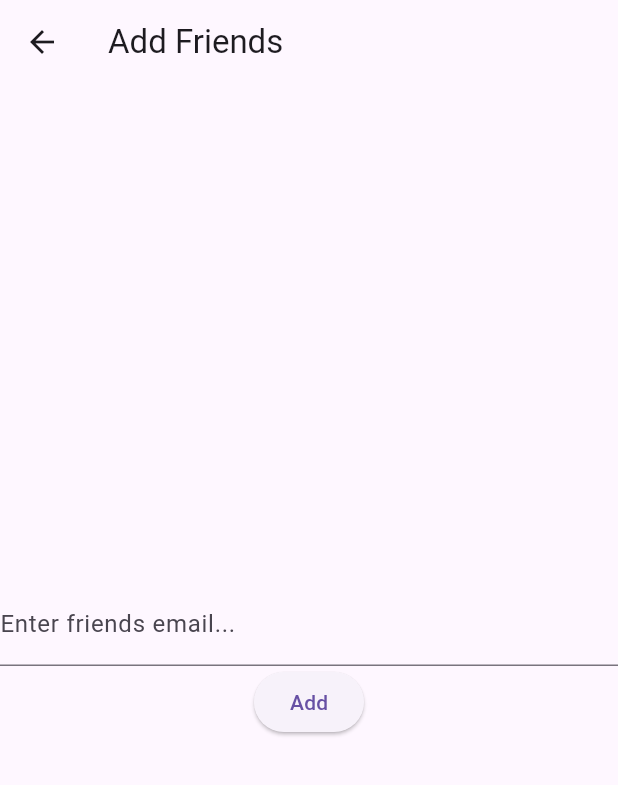
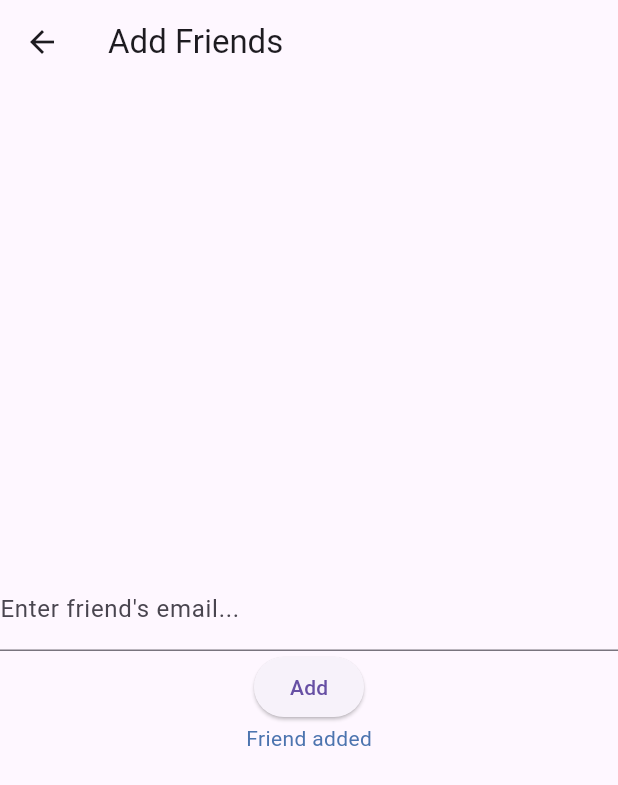
Before and after one commit to BenSwift1/GymApplication, a Flutter app: the AddFriendsPage screen opened directly, after a tap on "Add", on a phone screen of 412 x 824 dp. Shown: the top 785 px of the screen. Run offline on Flutter 3.47's test engine with Material 3 defaults, Android fonts, the phone set to English and light mode, and no system bars; our stand-ins replace cloud_firestore, firebase_auth, firebase_core, firebase_dynamic_links; accounts and stored records are empty.

Commit message:
Can now check if friends exist and add new friends by creating a new fb collection

```diff
--- a/gym_app/lib/main.dart
+++ b/gym_app/lib/main.dart
@@ -4,6 +4,7 @@ import 'package:gym_app/social.dart';
 import 'package:gym_app/workouts.dart';
 import 'package:gym_app/login.dart';
 import 'package:gym_app/progress.dart';
+import 'package:gym_app/social_main.dart';
 import 'package:firebase_core/firebase_core.dart';
 import 'package:cloud_firestore/cloud_firestore.dart';
 import 'dart:async';
@@ -181,10 +182,7 @@ class _MyHomePageState extends State<MyHomePage> {
         case 1:
           Navigator.push(
             context,
-            MaterialPageRoute(
-                builder: (context) => socialPage(
-                      workoutDetails: [],
-                    )),
+            MaterialPageRoute(builder: (context) => socialPageMain()),
           );
           break;
         case 2:
--- a/gym_app/lib/social_main.dart
+++ b/gym_app/lib/social_main.dart
@@ -1,11 +1,24 @@
 import 'package:flutter/material.dart';
-import 'package:gym_app/main.dart';
 import 'package:firebase_auth/firebase_auth.dart';
-import 'package:firebase_core/firebase_core.dart';
 import 'package:cloud_firestore/cloud_firestore.dart';
 
 void main() {
   runApp(const MyApp());
+}
+
+class MyApp extends StatelessWidget {
+  const MyApp({Key? key}) : super(key: key);
+
+  @override
+  Widget build(BuildContext context) {
+    return MaterialApp(
+      title: 'My App',
+      theme: ThemeData(
+        primarySwatch: Colors.blue,
+      ),
+      home: socialPageMain(),
+    );
+  }
 }
 
 class socialPageMain extends StatefulWidget {
@@ -28,7 +41,6 @@ class _socialPageMainState extends State<socialPageMain> {
       if (user != null) {
         final userId = user.uid;
 
-        // When user clicks share workout that workout is got here
         QuerySnapshot workoutSnapshot = await FirebaseFirestore.instance
             .collection('workouts')
             .doc(userId)
@@ -68,9 +80,8 @@ class _socialPageMainState extends State<socialPageMain> {
           'Social',
           style: TextStyle(color: Colors.white, fontFamily: 'Futura'),
         ),
-        backgroundColor: Colours.headSimple,
+        backgroundColor: Colors.blue,
       ),
-      backgroundColor: Colours.backgroundSimple,
       body: Column(
         children: [
           Padding(
@@ -106,7 +117,7 @@ class _socialPageMainState extends State<socialPageMain> {
                     itemBuilder: (context, index) {
                       final workoutBox = allWorkouts[index];
                       return Card(
-                        color: Colours.mainBoxSimple,
+                        color: Colors.blue,
                         elevation: 8,
                         margin: EdgeInsets.all(16),
                         child: Padding(
@@ -160,8 +171,15 @@ class _socialPageMainState extends State<socialPageMain> {
   }
 }
 
-// Where user adds friends
-class AddFriendsPage extends StatelessWidget {
+class AddFriendsPage extends StatefulWidget {
+  @override
+  _AddFriendsPageState createState() => _AddFriendsPageState();
+}
+
+class _AddFriendsPageState extends State<AddFriendsPage> {
+  TextEditingController _emailController = TextEditingController();
+  bool _emailExists = false;
+
   @override
   Widget build(BuildContext context) {
     return Scaffold(
@@ -173,35 +191,106 @@ class AddFriendsPage extends StatelessWidget {
           mainAxisAlignment: MainAxisAlignment.center,
           children: [
             TextFormField(
+              controller: _emailController,
               decoration:
-                  const InputDecoration(labelText: 'Enter friends email...'),
+                  InputDecoration(labelText: 'Enter friend\'s email...'),
             ),
             ElevatedButton(
-              onPressed: () {},
+              onPressed: () async {
+                String email =
+                    _emailController.text.trim(); // Getting email user entered
+                bool exists =
+                    await checkIfEmailExists(email); // Checking that email
+                addFriend(
+                    email); // If exists adding that email to list of friends
+                setState(() {
+                  _emailExists = exists;
+                });
+              },
               child: Text('Add'),
             ),
+            if (_emailExists)
+              Text(
+                'Friend added',
+                style:
+                    TextStyle(color: const Color.fromARGB(255, 76, 116, 175)),
+              ),
           ],
         ),
       ),
     );
   }
+
+  @override
+  void dispose() {
+    _emailController.dispose();
+    super.dispose();
+  }
 }
 
-// Where user manages friend requests
+Future<bool> checkIfEmailExists(String email) async {
+  try {
+    // Looking for matching email
+    QuerySnapshot querySnapshot = await FirebaseFirestore.instance
+        .collection('users')
+        .where('email', isEqualTo: email)
+        .limit(1) // Stopping once found
+        .get();
+
+    return querySnapshot.docs.isNotEmpty;
+  } catch (e) {
+    // Handle any errors
+    print('Error checking email existence: $e');
+    return false;
+  }
+}
+
+Future<void> addFriend(String email) async {
+  try {
+    // Checking email exists before adding friend
+    bool emailExists = await checkIfEmailExists(email);
+
+    if (emailExists) {
+      final currentUser = FirebaseAuth.instance.currentUser;
+      if (currentUser == null) {
+        print('No user signed in');
+        return;
+      }
+
+      final currentUserDocRef =
+          FirebaseFirestore.instance.collection('users').doc(currentUser.uid);
+
+      // Adding email to list of friends
+      await currentUserDocRef.update({
+        'friends': FieldValue.arrayUnion([email])
+      });
+
+      // Updating database under friends field in user collection
+      final friendDocSnapshot = await FirebaseFirestore.instance
+          .collection('users')
+          .where('email', isEqualTo: email)
+          .get();
+      final friendDocRef = friendDocSnapshot.docs.first.reference;
+      await friendDocRef.update({
+        'friends': FieldValue.arrayUnion([currentUser.email])
+      });
+
+      print('Friend added successfully');
+    } else {
+      print('This user doesnt exist');
+    }
+  } catch (e) {
+    print('Error adding friend: $e');
+  }
+}
+
 class RequestsPage extends StatelessWidget {
   @override
   Widget build(BuildContext context) {
     return Scaffold(
       appBar: AppBar(
-        title: const Text('Friend Requests',
-            style: TextStyle(
-              color: Colors.white,
-              fontSize: 20,
-              fontFamily: 'Futura',
-            )),
-        backgroundColor: Colours.headSimple,
+        title: const Text('Friend Requests'),
       ),
-      backgroundColor: Colours.backgroundSimple,
       body: Center(
         child: Column(
           mainAxisAlignment: MainAxisAlignment.center,
@@ -237,7 +326,7 @@ class RequestsPage extends StatelessWidget {
                 width: MediaQuery.of(context).size.width * 0.85,
               ),
               child: const Card(
-                color: Colours.mainBoxSimple,
+                color: Colors.blue,
                 child: Center(
                   child: Text(
                     'Username1',
--- a/gym_app/lib/start_workout.dart
+++ b/gym_app/lib/start_workout.dart
@@ -1,6 +1,7 @@
 import 'package:flutter/material.dart';
 import 'package:cloud_firestore/cloud_firestore.dart';
 import 'package:firebase_auth/firebase_auth.dart';
+import 'package:gym_app/main.dart';
 import 'package:gym_app/workouts.dart';
 import 'package:gym_app/underway_workout.dart';
 
@@ -54,7 +55,7 @@ class _StartWorkoutPageState extends State<startWorkoutPage> {
           'Start workout',
           style: TextStyle(color: Colors.white),
         ),
-        backgroundColor: const Color.fromRGBO(255, 89, 94, 1),
+        backgroundColor: Colours.headSimple,
       ),
       body: Center(
         child: Column(
@@ -71,7 +72,7 @@ class _StartWorkoutPageState extends State<startWorkoutPage> {
                   width: MediaQuery.of(context).size.width * 0.70),
               child: Container(
                 decoration: BoxDecoration(
-                  color: Colors.red,
+                  color: Colours.mainBoxSimple,
                   borderRadius: BorderRadius.circular(5.0),
                 ),
                 child: ListView.builder(
```
Also changed, not shown: gym_app/lib/create_workout.dart (+4 -3 lines), gym_app/lib/login.dart (+5 -9 lines).
